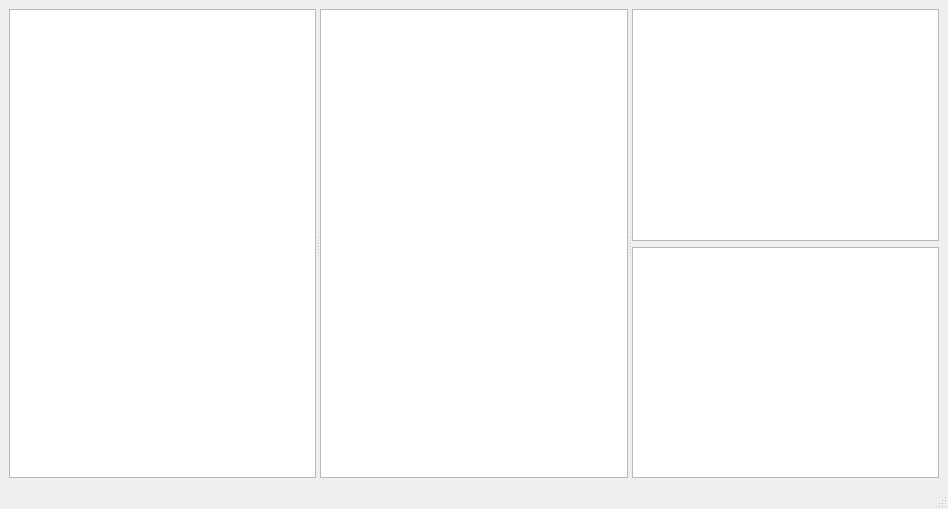
Above: mainwindow.ui from XRay3D/Polynomial before the change. Below: the same form after it.
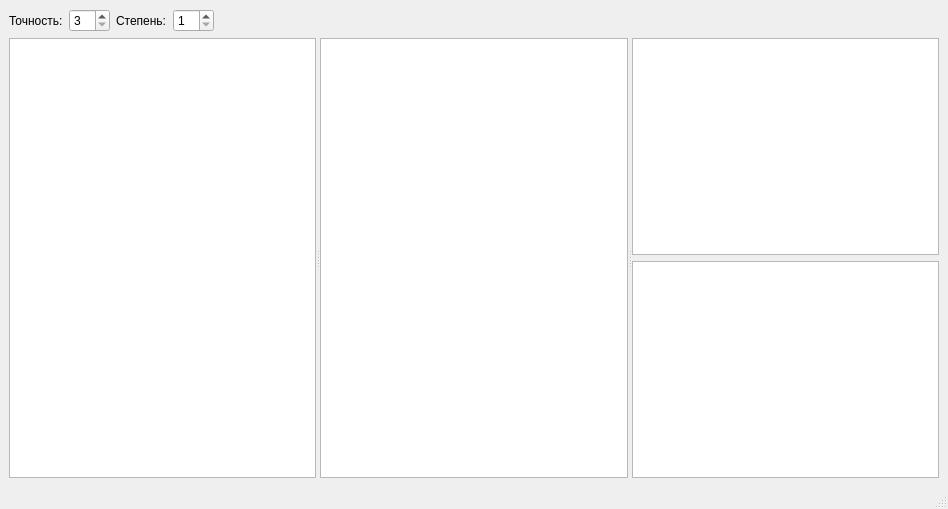
That is the form after the change. Custom widgets are drawn as their Qt base class.

Patch:
```diff
--- a/mainwindow.ui
+++ b/mainwindow.ui
@@ -15,6 +15,57 @@
   </property>
   <widget class="QWidget" name="centralwidget">
    <layout class="QVBoxLayout" name="verticalLayout">
+    <item>
+     <layout class="QHBoxLayout" name="horizontalLayout">
+      <item>
+       <widget class="QLabel" name="label">
+        <property name="text">
+         <string>Точность:</string>
+        </property>
+       </widget>
+      </item>
+      <item>
+       <widget class="QSpinBox" name="sbxPrec">
+        <property name="minimum">
+         <number>3</number>
+        </property>
+        <property name="maximum">
+         <number>12</number>
+        </property>
+       </widget>
+      </item>
+      <item>
+       <widget class="QLabel" name="label_2">
+        <property name="text">
+         <string>Степень:</string>
+        </property>
+       </widget>
+      </item>
+      <item>
+       <widget class="QSpinBox" name="sbxDeg">
+        <property name="minimum">
+         <number>1</number>
+        </property>
+        <property name="maximum">
+         <number>32</number>
+        </property>
+       </widget>
+      </item>
+      <item>
+       <spacer name="horizontalSpacer">
+        <property name="orientation">
+         <enum>Qt::Horizontal</enum>
+        </property>
+        <property name="sizeHint" stdset="0">
+         <size>
+          <width>40</width>
+          <height>20</height>
+         </size>
+        </property>
+       </spacer>
+      </item>
+     </layout>
+    </item>
     <item>
      <widget class="QSplitter" name="splitter">
       <property name="orientation">
```
Left out of the diff: 4 changed lines with no effect on the pictures.
